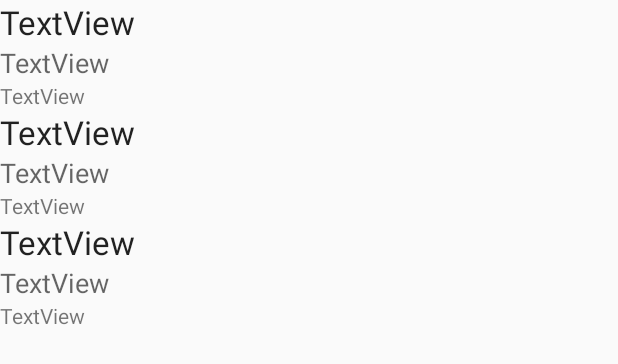
After one commit to jorge-gs/volley-example, an Android app: the layout fragment_loan_summary_list.xml on its own in the app's theme, with its tools: preview values and no code run, on a phone screen of 412 x 824 dp. The commit adds this screen. Shown: the top 364 px of the screen. Run offline under Robolectric (Android 15) with nearby library versions, the phone set to English and light mode, and no system bars.

Commit message:
Add RecyclerView functionality

```diff
--- a/app/build.gradle
+++ b/app/build.gradle
@@ -26,5 +26,7 @@ dependencies {
     })
     compile 'com.android.support:appcompat-v7:25.1.0'
     compile 'com.android.volley:volley:1.0.0'
+    compile 'com.android.support:support-v4:25.1.0'
+    compile 'com.android.support:recyclerview-v7:25.1.0'
     testCompile 'junit:junit:4.12'
 }
--- /dev/null
+++ b/app/src/main/res/layout/fragment_loan_summary.xml
@@ -0,0 +1,25 @@
+<?xml version="1.0" encoding="utf-8"?>
+<LinearLayout xmlns:android="http://schemas.android.com/apk/res/android"
+    android:orientation="vertical" android:layout_width="match_parent"
+    android:layout_height="wrap_content">
+
+    <TextView
+        android:text="TextView"
+        android:layout_width="match_parent"
+        android:layout_height="wrap_content"
+        android:id="@+id/name"
+        android:textAppearance="@android:style/TextAppearance.Material.Large" />
+
+    <TextView
+        android:text="TextView"
+        android:layout_width="match_parent"
+        android:layout_height="wrap_content"
+        android:id="@+id/amount"
+        android:textAppearance="@android:style/TextAppearance.Material.Medium" />
+
+    <TextView
+        android:text="TextView"
+        android:layout_width="match_parent"
+        android:layout_height="wrap_content"
+        android:id="@+id/use" />
+</LinearLayout>
--- /dev/null
+++ b/app/src/main/res/layout/fragment_loan_summary_list.xml
@@ -0,0 +1,11 @@
+<?xml version="1.0" encoding="utf-8"?>
+<android.support.v7.widget.RecyclerView xmlns:android="http://schemas.android.com/apk/res/android"
+    xmlns:tools="http://schemas.android.com/tools"
+    xmlns:app="http://schemas.android.com/apk/res-auto"
+    android:id="@+id/list"
+    android:name="com.example.universidad.LoanSummaryListFragmet"
+    android:layout_width="match_parent"
+    android:layout_height="match_parent"
+    app:layoutManager="LinearLayoutManager"
+    tools:context="com.example.universidad.volleyexample.LoanSummaryListFragment"
+    tools:listitem="@layout/fragment_loan_summary"/>
--- a/app/src/main/res/values/dimens.xml
+++ b/app/src/main/res/values/dimens.xml
@@ -2,4 +2,5 @@
     <!-- Default screen margins, per the Android Design guidelines. -->
     <dimen name="activity_horizontal_margin">16dp</dimen>
     <dimen name="activity_vertical_margin">16dp</dimen>
+    <dimen name="text_margin">16dp</dimen>
 </resources>
```
Also changed, not shown: app/src/main/java/com/example/universidad/volleyexample/LoanSummaryAdapter.java (added, +53 -0 lines), app/src/main/java/com/example/universidad/volleyexample/LoanSummaryListFragment.java (added, +77 -0 lines), app/src/main/java/com/example/universidad/volleyexample/MainActivity.java (+12 -3 lines), app/src/main/res/layout/activity_main.xml (+5 -24 lines).
